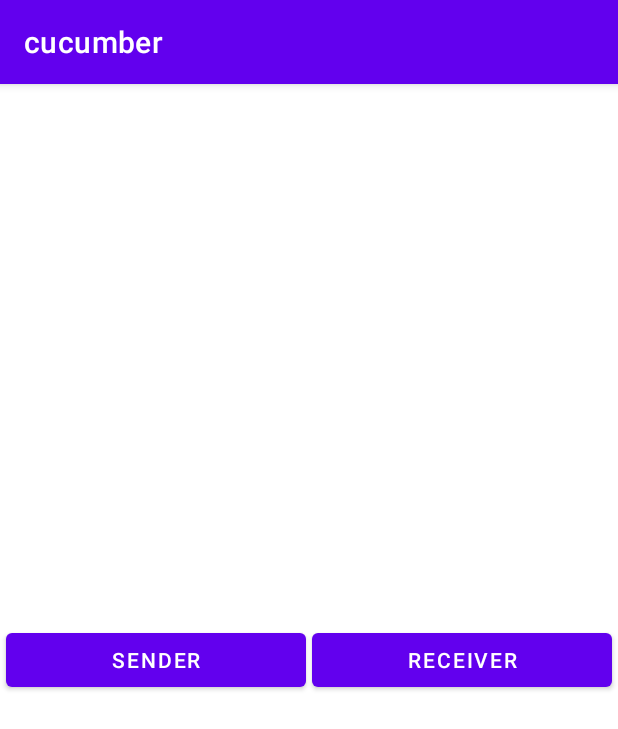
After one commit to pakkhaphonxvi/cucumber-app, an Android app: the register_choice screen opened directly, with no data from a screen before it, on a phone screen of 412 x 824 dp. The commit adds this screen. Shown: the top 729 px of the screen. Run offline under Robolectric (Android 15) with nearby library versions, the phone set to English and light mode, and no system bars.

Commit message:
add register page

```diff
--- /dev/null
+++ b/app/src/main/java/com/pakkhaphon/cucumber/register_choice.kt
@@ -0,0 +1,11 @@
+package com.pakkhaphon.cucumber
+
+import androidx.appcompat.app.AppCompatActivity
+import android.os.Bundle
+
+class register_choice : AppCompatActivity() {
+    override fun onCreate(savedInstanceState: Bundle?) {
+        super.onCreate(savedInstanceState)
+        setContentView(R.layout.activity_register_choice)
+    }
+}
--- /dev/null
+++ b/app/src/main/res/layout/activity_register_choice.xml
@@ -0,0 +1,33 @@
+<?xml version="1.0" encoding="utf-8"?>
+<androidx.constraintlayout.widget.ConstraintLayout xmlns:android="http://schemas.android.com/apk/res/android"
+    xmlns:app="http://schemas.android.com/apk/res-auto"
+    xmlns:tools="http://schemas.android.com/tools"
+    android:layout_width="match_parent"
+    android:layout_height="match_parent"
+    tools:context=".register_choice">
+
+    <LinearLayout
+        android:layout_width="match_parent"
+        android:layout_height="wrap_content"
+        android:orientation="horizontal"
+        android:gravity = "center"
+        app:layout_constraintBottom_toBottomOf="parent"
+        app:layout_constraintEnd_toEndOf="parent"
+        app:layout_constraintStart_toStartOf="parent"
+        app:layout_constraintTop_toTopOf="parent">
+
+        <Button
+            android:id="@+id/button_sender"
+            android:layout_width="200dp"
+            android:layout_height="wrap_content"
+            android:text="Sender"
+            android:layout_marginRight = "2dp" />
+
+        <Button
+            android:id="@+id/button_receiver"
+            android:layout_width="200dp"
+            android:layout_height="wrap_content"
+            android:text="Receiver"
+            android:layout_marginLeft = "2dp"/>
+    </LinearLayout>
+</androidx.constraintlayout.widget.ConstraintLayout>
```
Also changed, not shown: app/src/main/AndroidManifest.xml (+8 -1 lines), app/src/main/java/com/pakkhaphon/cucumber/MainActivity.kt (+9 -0 lines), app/src/main/java/com/pakkhaphon/cucumber/sender_register.kt (added, +11 -0 lines), app/src/main/res/layout/activity_main.xml (+12 -10 lines), app/src/main/res/layout/activity_sender_register.xml (added, +9 -0 lines).
